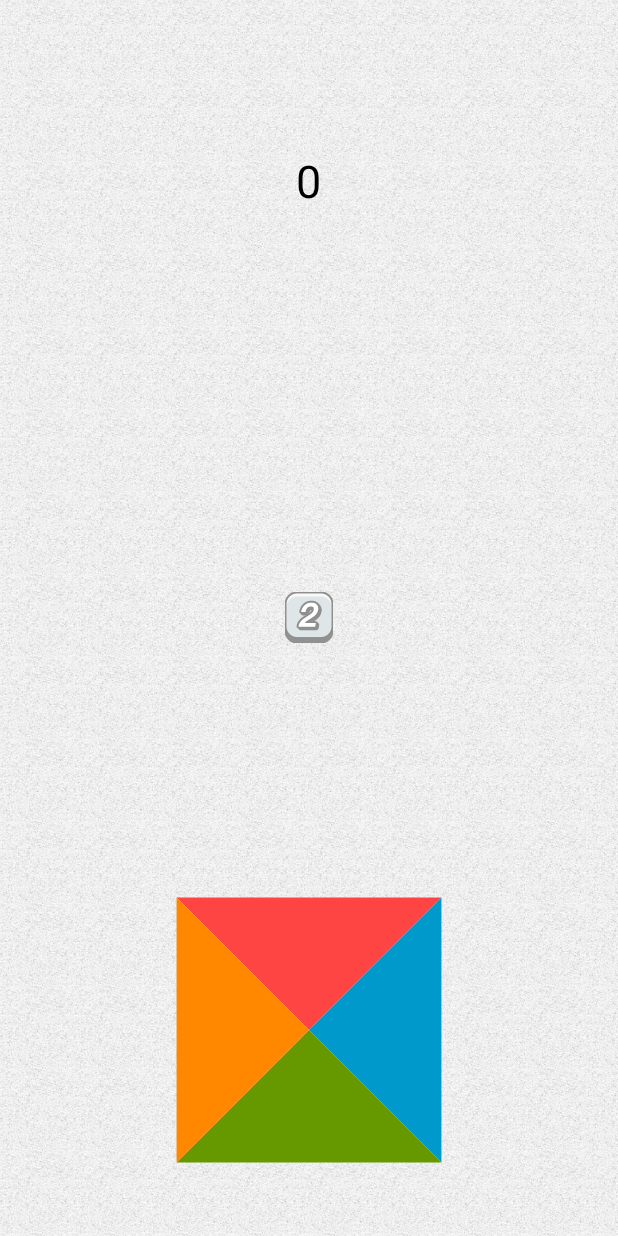
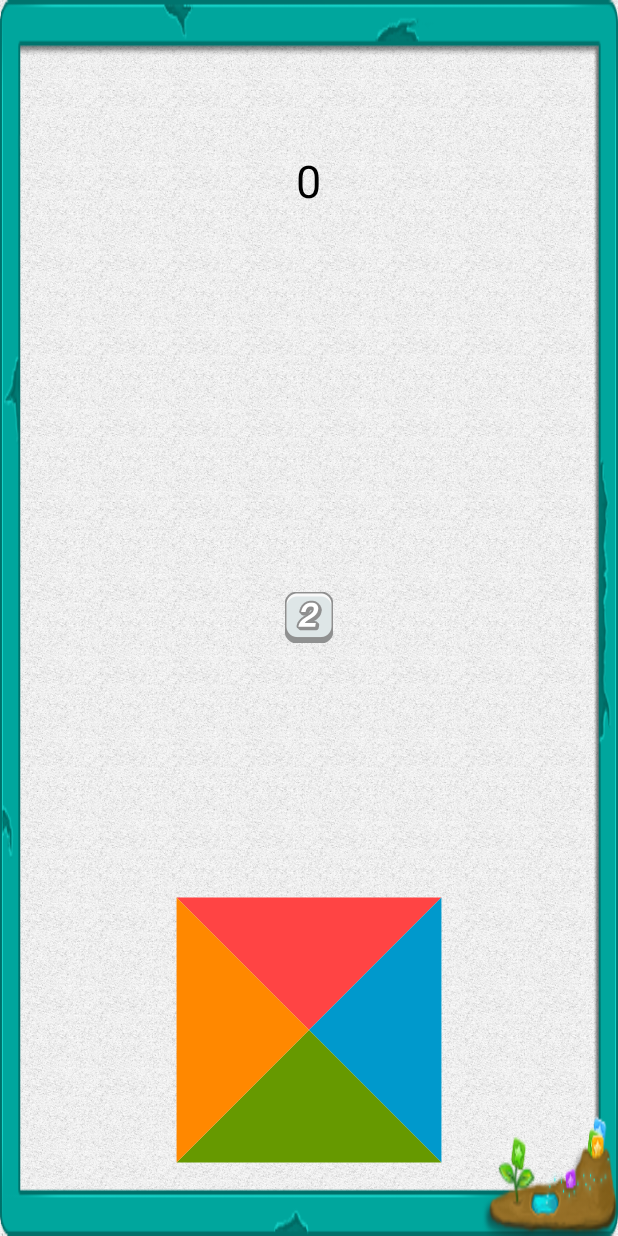
Before and after one commit to ximsfei/ImpossibleRush, an Android app: the PlayGameActivity screen opened directly, with no data from a screen before it, on a phone screen of 412 x 824 dp. Run offline under Robolectric (Android 15) with nearby library versions, the phone set to English and light mode, and no system bars.

Commit message:
background update
Signed-off-by: pengfengwang <550616352@qq.com>

```diff
--- a/app/src/main/res/layout/activity_main.xml
+++ b/app/src/main/res/layout/activity_main.xml
@@ -1,7 +1,8 @@
 <?xml version="1.0" encoding="utf-8"?>
 <RelativeLayout xmlns:android="http://schemas.android.com/apk/res/android"
     android:layout_width="match_parent"
-    android:layout_height="match_parent">
+    android:layout_height="match_parent"
+    android:background="@drawable/background">
 
     <LinearLayout
         android:layout_width="wrap_content"
--- a/app/src/main/res/layout/activity_play_game.xml
+++ b/app/src/main/res/layout/activity_play_game.xml
@@ -1,11 +1,15 @@
 <?xml version="1.0" encoding="utf-8"?>
 <RelativeLayout xmlns:android="http://schemas.android.com/apk/res/android"
     xmlns:tools="http://schemas.android.com/tools"
-    android:id="@+id/activity_main"
     android:layout_width="match_parent"
     android:layout_height="match_parent"
     android:background="@drawable/background"
     tools:context="com.ximsfei.rush.PlayGameActivity">
+
+    <RelativeLayout
+        android:layout_width="match_parent"
+        android:layout_height="match_parent"
+        android:background="@drawable/game_background">
 
         <ImageView
             android:id="@+id/ball"
@@ -56,3 +60,4 @@
             android:layout_alignParentBottom="true"
             android:layout_centerHorizontal="true" />
     </RelativeLayout>
+</RelativeLayout>
```
Lines whose indentation alone changed are shown as unchanged.
